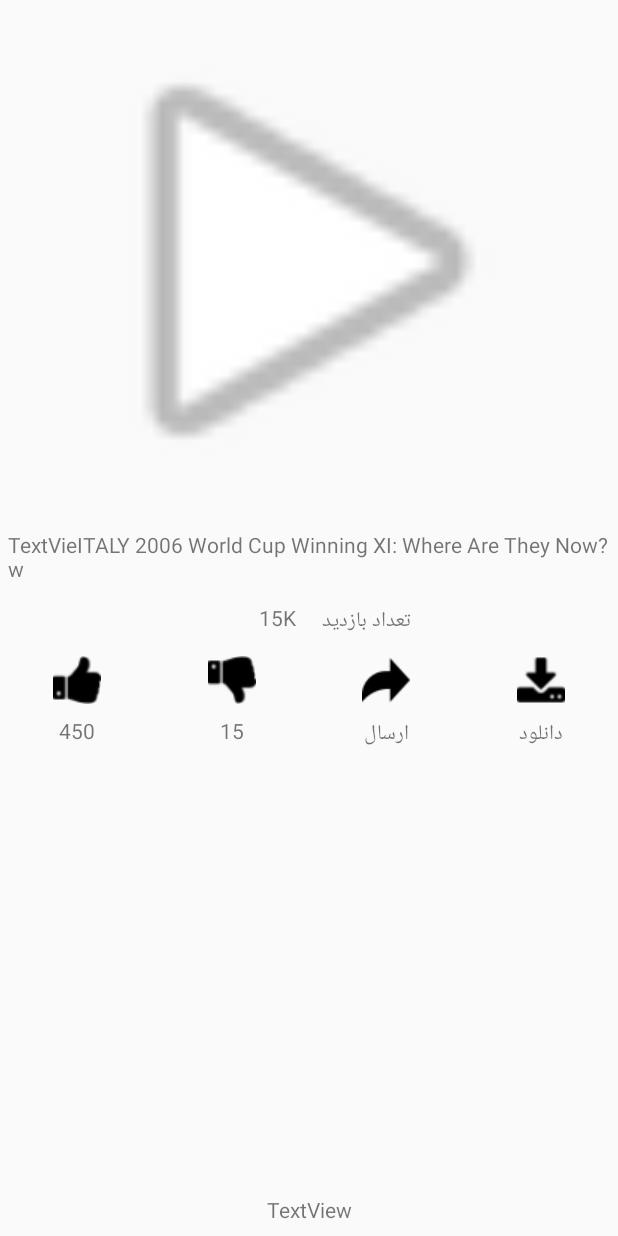
After one commit to javadi92/Youtube, an Android app: the layout activity_video_statistics.xml on its own in the app's theme, with its tools: preview values and no code run, on a phone screen of 412 x 824 dp. The commit adds this screen. Run offline under Robolectric (Android 15) with nearby library versions, the phone set to English and light mode, and no system bars; network calls fail.

Commit message:
add activity

```diff
--- a/app/build.gradle
+++ b/app/build.gradle
@@ -20,7 +20,7 @@ android {
 
 dependencies {
     implementation fileTree(dir: 'libs', include: ['*.jar'])
-    implementation 'com.android.support:appcompat-v7:28.0.0-rc02'
+    implementation 'com.android.support:appcompat-v7:28.0.0'
     implementation 'com.android.support.constraint:constraint-layout:1.1.3'
     implementation 'com.android.support:recyclerview-v7:28.0.0'
     implementation 'com.squareup.picasso:picasso:2.71828'
--- a/app/src/main/res/layout/activity_main.xml
+++ b/app/src/main/res/layout/activity_main.xml
@@ -31,7 +31,9 @@
                 android:layout_marginEnd="8dp"
                 android:layout_marginBottom="8dp"
                 android:background="#fff"
-                android:hint="Search"
+                android:hint="جستجو"
+                android:imeOptions="flagNoExtractUi|actionSend"
+                android:singleLine="true"
                 app:layout_constraintBottom_toBottomOf="parent"
                 app:layout_constraintEnd_toStartOf="@+id/img_search"
                 app:layout_constraintStart_toStartOf="parent"
--- /dev/null
+++ b/app/src/main/res/layout/activity_video_statistics.xml
@@ -0,0 +1,222 @@
+<?xml version="1.0" encoding="utf-8"?>
+<android.support.constraint.ConstraintLayout xmlns:android="http://schemas.android.com/apk/res/android"
+    xmlns:app="http://schemas.android.com/apk/res-auto"
+    xmlns:tools="http://schemas.android.com/tools"
+    android:layout_width="match_parent"
+    android:layout_height="match_parent">
+
+    <ImageView
+        android:id="@+id/imageView"
+        android:layout_width="0dp"
+        android:layout_height="348dp"
+        app:layout_constraintBottom_toBottomOf="parent"
+        app:layout_constraintEnd_toEndOf="parent"
+        app:layout_constraintStart_toStartOf="parent"
+        app:layout_constraintTop_toTopOf="parent"
+        app:layout_constraintVertical_bias="0.0"
+        app:srcCompat="@android:drawable/ic_media_play" />
+
+    <ImageView
+        android:id="@+id/imageView2"
+        android:layout_width="wrap_content"
+        android:layout_height="wrap_content"
+        android:layout_marginStart="8dp"
+        android:layout_marginTop="16dp"
+        android:layout_marginEnd="8dp"
+        android:layout_marginBottom="8dp"
+        app:layout_constraintBottom_toBottomOf="parent"
+        app:layout_constraintEnd_toStartOf="@+id/linearLayout3"
+        app:layout_constraintStart_toStartOf="parent"
+        app:layout_constraintTop_toBottomOf="@+id/textView7"
+        app:layout_constraintVertical_bias="0.0"
+        app:srcCompat="@drawable/like" />
+
+    <ImageView
+        android:id="@+id/imageView3"
+        android:layout_width="wrap_content"
+        android:layout_height="wrap_content"
+        android:layout_marginStart="8dp"
+        android:layout_marginEnd="8dp"
+        android:layout_marginBottom="8dp"
+        app:layout_constraintBottom_toBottomOf="parent"
+        app:layout_constraintEnd_toStartOf="@+id/linearLayout5"
+        app:layout_constraintStart_toEndOf="@+id/linearLayout3"
+        app:layout_constraintTop_toTopOf="@+id/imageView2"
+        app:layout_constraintVertical_bias="0.0"
+        app:srcCompat="@drawable/dislike" />
+
+    <TextView
+        android:id="@+id/textView"
+        android:layout_width="wrap_content"
+        android:layout_height="wrap_content"
+        android:layout_marginTop="8dp"
+        android:layout_marginBottom="8dp"
+        android:text="450"
+        app:layout_constraintBottom_toBottomOf="parent"
+        app:layout_constraintEnd_toEndOf="@+id/imageView2"
+        app:layout_constraintStart_toStartOf="@+id/imageView2"
+        app:layout_constraintTop_toBottomOf="@+id/imageView2"
+        app:layout_constraintVertical_bias="0.0" />
+
+    <TextView
+        android:id="@+id/textView2"
+        android:layout_width="wrap_content"
+        android:layout_height="wrap_content"
+        android:layout_marginTop="8dp"
+        android:layout_marginBottom="8dp"
+        android:text="15"
+        app:layout_constraintBottom_toBottomOf="parent"
+        app:layout_constraintEnd_toEndOf="@+id/imageView3"
+        app:layout_constraintStart_toStartOf="@+id/imageView3"
+        app:layout_constraintTop_toBottomOf="@+id/imageView3"
+        app:layout_constraintVertical_bias="0.0" />
+
+    <TextView
+        android:id="@+id/textView4"
+        android:layout_width="0dp"
+        android:layout_height="wrap_content"
+        android:padding="5dp"
+        android:text="TextVieITALY 2006 World Cup Winning XI: Where Are They Now? w"
+        app:layout_constraintBottom_toBottomOf="parent"
+        app:layout_constraintEnd_toEndOf="parent"
+        app:layout_constraintStart_toStartOf="parent"
+        app:layout_constraintTop_toBottomOf="@+id/imageView"
+        app:layout_constraintVertical_bias="0.0" />
+
+    <TextView
+        android:id="@+id/textView5"
+        android:layout_width="wrap_content"
+        android:layout_height="wrap_content"
+        android:layout_marginStart="8dp"
+        android:layout_marginTop="8dp"
+        android:layout_marginEnd="8dp"
+        android:layout_marginBottom="8dp"
+        android:text="TextView"
+        app:layout_constraintBottom_toBottomOf="parent"
+        app:layout_constraintEnd_toEndOf="parent"
+        app:layout_constraintStart_toStartOf="parent"
+        app:layout_constraintTop_toTopOf="@+id/textView4"
+        app:layout_constraintVertical_bias="1.0" />
+
+    <ImageView
+        android:id="@+id/imageView4"
+        android:layout_width="wrap_content"
+        android:layout_height="wrap_content"
+        android:layout_marginStart="8dp"
+        android:layout_marginEnd="8dp"
+        android:layout_marginBottom="8dp"
+        app:layout_constraintBottom_toBottomOf="parent"
+        app:layout_constraintEnd_toStartOf="@+id/linearLayout4"
+        app:layout_constraintStart_toEndOf="@+id/linearLayout5"
+        app:layout_constraintTop_toTopOf="@+id/imageView3"
+        app:layout_constraintVertical_bias="0.0"
+        app:srcCompat="@drawable/share" />
+
+    <ImageView
+        android:id="@+id/imageView5"
+        android:layout_width="wrap_content"
+        android:layout_height="wrap_content"
+        android:layout_marginStart="8dp"
+        android:layout_marginEnd="8dp"
+        android:layout_marginBottom="8dp"
+        app:layout_constraintBottom_toBottomOf="parent"
+        app:layout_constraintEnd_toEndOf="parent"
+        app:layout_constraintStart_toEndOf="@+id/linearLayout4"
+        app:layout_constraintTop_toTopOf="@+id/imageView4"
+        app:layout_constraintVertical_bias="0.0"
+        app:srcCompat="@drawable/download" />
+
+    <TextView
+        android:id="@+id/textView6"
+        android:layout_width="wrap_content"
+        android:layout_height="wrap_content"
+        android:layout_marginStart="8dp"
+        android:layout_marginTop="8dp"
+        android:layout_marginEnd="8dp"
+        android:layout_marginBottom="8dp"
+        android:text="تعداد بازدید"
+        app:layout_constraintBottom_toBottomOf="parent"
+        app:layout_constraintEnd_toEndOf="parent"
+        app:layout_constraintHorizontal_bias="0.0"
+        app:layout_constraintStart_toEndOf="@+id/linearLayout5"
+        app:layout_constraintTop_toTopOf="@+id/linearLayout5"
+        app:layout_constraintVertical_bias="0.0" />
+
+    <TextView
+        android:id="@+id/textView7"
+        android:layout_width="wrap_content"
+        android:layout_height="wrap_content"
+        android:layout_marginStart="8dp"
+        android:layout_marginTop="8dp"
+        android:layout_marginEnd="8dp"
+        android:layout_marginBottom="8dp"
+        android:text="15K"
+        app:layout_constraintBottom_toBottomOf="parent"
+        app:layout_constraintEnd_toStartOf="@+id/linearLayout5"
+        app:layout_constraintHorizontal_bias="1.0"
+        app:layout_constraintStart_toStartOf="parent"
+        app:layout_constraintTop_toTopOf="@+id/linearLayout5"
+        app:layout_constraintVertical_bias="0.0" />
+
+    <TextView
+        android:id="@+id/textView8"
+        android:layout_width="wrap_content"
+        android:layout_height="wrap_content"
+        android:layout_marginTop="8dp"
+        android:layout_marginBottom="8dp"
+        android:text="ارسال"
+        app:layout_constraintBottom_toBottomOf="parent"
+        app:layout_constraintEnd_toEndOf="@+id/imageView4"
+        app:layout_constraintStart_toStartOf="@+id/imageView4"
+        app:layout_constraintTop_toBottomOf="@+id/imageView4"
+        app:layout_constraintVertical_bias="0.0" />
+
+    <TextView
+        android:id="@+id/textView9"
+        android:layout_width="wrap_content"
+        android:layout_height="wrap_content"
+        android:layout_marginTop="8dp"
+        android:layout_marginBottom="8dp"
+        android:text="دانلود"
+        app:layout_constraintBottom_toBottomOf="parent"
+        app:layout_constraintEnd_toEndOf="@+id/imageView5"
+        app:layout_constraintStart_toStartOf="@+id/imageView5"
+        app:layout_constraintTop_toBottomOf="@+id/imageView5"
+        app:layout_constraintVertical_bias="0.0" />
+
+    <LinearLayout
+        android:id="@+id/linearLayout3"
+        android:layout_width="1dp"
+        android:layout_height="0dp"
+        android:layout_marginBottom="8dp"
+        android:orientation="vertical"
+        app:layout_constraintBottom_toTopOf="@+id/textView5"
+        app:layout_constraintEnd_toEndOf="parent"
+        app:layout_constraintHorizontal_bias="0.25"
+        app:layout_constraintStart_toStartOf="parent"
+        app:layout_constraintTop_toBottomOf="@+id/textView4"
+        app:layout_constraintVertical_bias="0.51"></LinearLayout>
+
+    <LinearLayout
+        android:id="@+id/linearLayout4"
+        android:layout_width="1dp"
+        android:layout_height="0dp"
+        android:layout_marginBottom="8dp"
+        android:orientation="vertical"
+        app:layout_constraintBottom_toTopOf="@+id/textView5"
+        app:layout_constraintEnd_toEndOf="parent"
+        app:layout_constraintHorizontal_bias="0.75"
+        app:layout_constraintStart_toStartOf="parent"
+        app:layout_constraintTop_toBottomOf="@+id/textView4"></LinearLayout>
+
+    <LinearLayout
+        android:id="@+id/linearLayout5"
+        android:layout_width="1dp"
+        android:layout_height="0dp"
+        android:layout_marginBottom="8dp"
+        android:orientation="vertical"
+        app:layout_constraintBottom_toTopOf="@+id/textView5"
+        app:layout_constraintEnd_toEndOf="parent"
+        app:layout_constraintStart_toStartOf="parent"
+        app:layout_constraintTop_toBottomOf="@+id/textView4"></LinearLayout>
+</android.support.constraint.ConstraintLayout>
--- a/app/src/main/res/layout/video_holder.xml
+++ b/app/src/main/res/layout/video_holder.xml
@@ -28,14 +28,15 @@
         android:layout_marginTop="8dp"
         android:layout_marginEnd="8dp"
         android:layout_marginBottom="8dp"
+        android:gravity="center"
         android:maxLines="7"
         android:scrollbars="vertical"
         android:text="TextView"
         android:textAlignment="center"
-        android:textSize="20dp"
+
+        android:textSize="15dp"
         app:layout_constraintBottom_toBottomOf="@+id/img_video_holder"
         app:layout_constraintEnd_toEndOf="parent"
-        app:layout_constraintHorizontal_bias="0.82"
         app:layout_constraintStart_toEndOf="@+id/linearLayout2"
         app:layout_constraintTop_toTopOf="@+id/img_video_holder" />
 
--- a/build.gradle
+++ b/build.gradle
@@ -1,6 +1,11 @@
 // Top-level build file where you can add configuration options common to all sub-projects/modules.
 
 buildscript {
+    configurations.all {
+        resolutionStrategy {
+            force 'net.sf.proguard:proguard-gradle:5.3.3'
+        }
+    }
     repositories {
         google()
         jcenter()
@@ -18,7 +23,6 @@ allprojects {
     repositories {
         google()
         jcenter()
-
     }
 }
 
```
Also changed, not shown: app/src/main/java/com/javadi/youtube/MainActivity.java (+26 -8 lines), app/src/main/java/com/javadi/youtube/PlayActivity.java (+25 -132 lines), app/src/main/java/com/javadi/youtube/server/VolleyRequest.java (+4 -3 lines), app/src/main/res/layout/activity_play.xml (+45 -12 lines), app/src/main/res/layout/video_progress.xml (deleted, +0 -22 lines), app/src/main/res/drawable/dislike.png (added), app/src/main/res/drawable/download.png (added), app/src/main/res/drawable/like.png (added), app/src/main/res/drawable/share.png (added), app/src/main/res/font/bnazanin.ttf (added), 1 other file.
